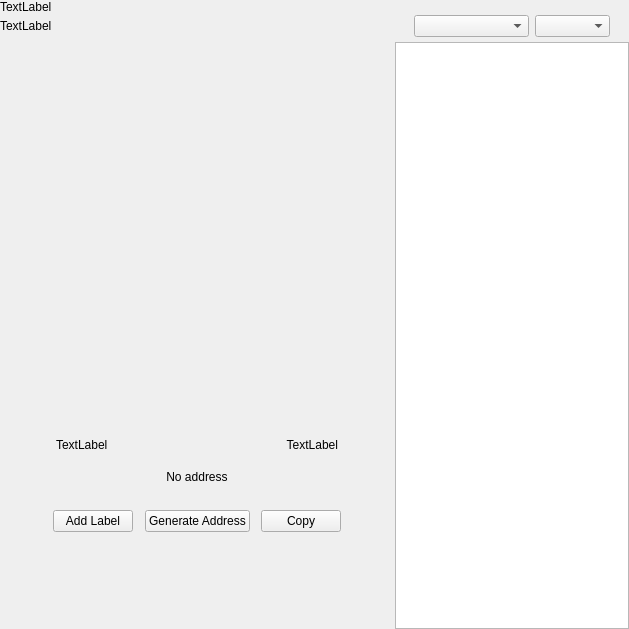
Qt form src/qt/concrete/forms/receivewidget.ui (CONCRETE-Project/CONCRETE) before a commit.
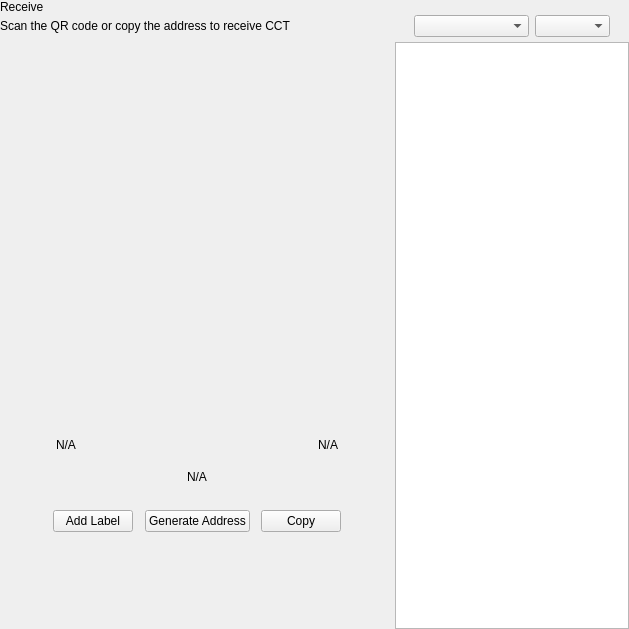
The same form after that commit. Custom widgets are drawn as their Qt base class.

```diff
--- a/src/qt/concrete/forms/receivewidget.ui
+++ b/src/qt/concrete/forms/receivewidget.ui
@@ -71,14 +71,14 @@
             <item>
              <widget class="QLabel" name="labelTitle">
               <property name="text">
-               <string>TextLabel</string>
+               <string>Receive</string>
               </property>
              </widget>
             </item>
             <item alignment="Qt::AlignTop">
              <widget class="QLabel" name="labelSubtitle1">
               <property name="text">
-               <string>TextLabel</string>
+               <string>Scan the QR code or copy the address to receive CCT</string>
               </property>
              </widget>
             </item>
@@ -190,7 +190,7 @@
               <item>
                <widget class="QLabel" name="labelLabel">
                 <property name="text">
-                 <string>TextLabel</string>
+                 <string notr="true">N/A</string>
                 </property>
                </widget>
               </item>
@@ -210,7 +210,7 @@
               <item>
                <widget class="QLabel" name="labelDate">
                 <property name="text">
-                 <string>TextLabel</string>
+                 <string notr="true">N/A</string>
                 </property>
                 <property name="alignment">
                  <set>Qt::AlignRight|Qt::AlignTrailing|Qt::AlignVCenter</set>
@@ -235,7 +235,7 @@
               </size>
              </property>
              <property name="text">
-              <string>No address</string>
+              <string notr="true">N/A</string>
              </property>
              <property name="alignment">
               <set>Qt::AlignCenter</set>
```
